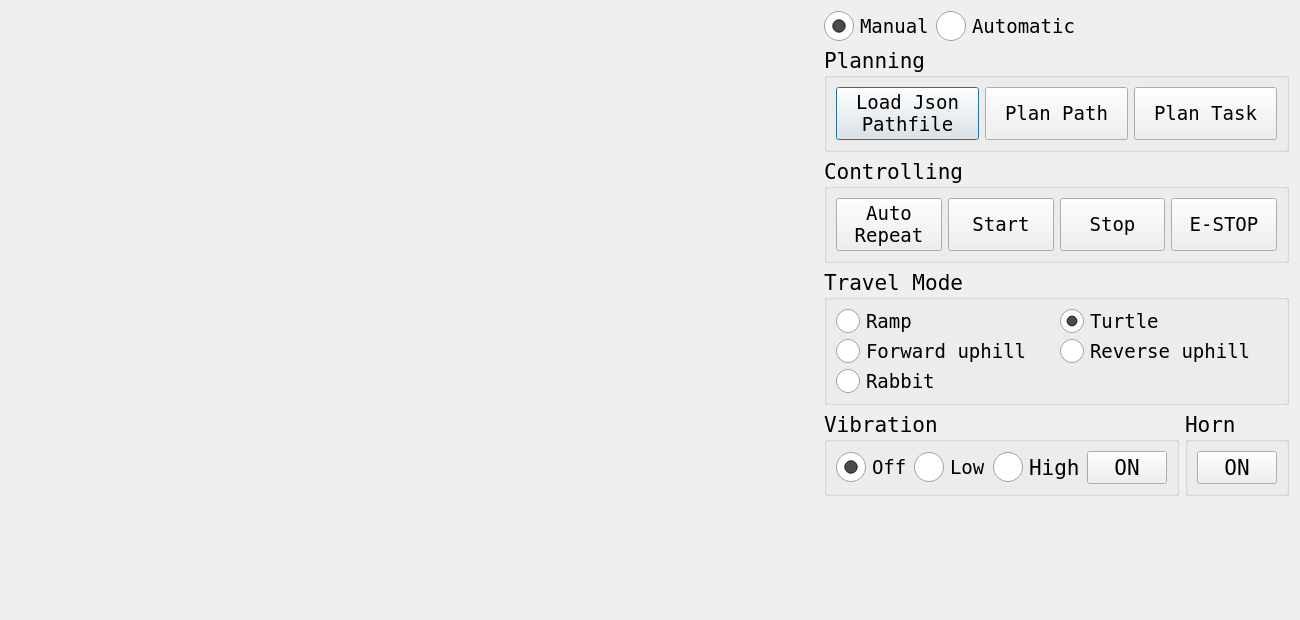
Qt form roller_control/localui.ui (sragin/roller_control) before a commit.
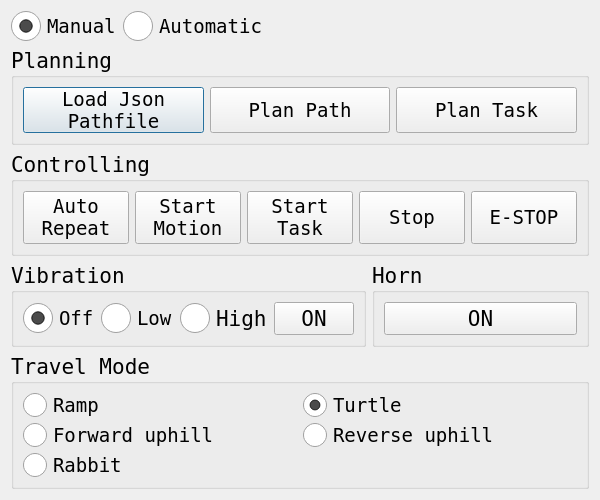
The same form after that commit.

The edit to the form file:
```diff
--- a/roller_control/localui.ui
+++ b/roller_control/localui.ui
@@ -6,63 +6,32 @@
    <rect>
     <x>0</x>
     <y>0</y>
-    <width>1300</width>
-    <height>620</height>
+    <width>600</width>
+    <height>500</height>
    </rect>
   </property>
   <property name="sizePolicy">
-   <sizepolicy hsizetype="Minimum" vsizetype="Minimum">
+   <sizepolicy hsizetype="Fixed" vsizetype="Fixed">
     <horstretch>0</horstretch>
     <verstretch>0</verstretch>
    </sizepolicy>
   </property>
   <property name="minimumSize">
    <size>
-    <width>1300</width>
-    <height>620</height>
+    <width>600</width>
+    <height>500</height>
    </size>
   </property>
   <property name="windowTitle">
    <string>Roller Control GUI</string>
   </property>
-  <layout class="QHBoxLayout" name="horizontalLayout_10">
-   <item>
-    <widget class="QLabel" name="label">
-     <property name="minimumSize">
-      <size>
-       <width>800</width>
-       <height>600</height>
-      </size>
-     </property>
-     <property name="text">
-      <string/>
-     </property>
-    </widget>
-   </item>
-   <item>
-    <spacer name="horizontalSpacer_2">
-     <property name="orientation">
-      <enum>Qt::Horizontal</enum>
-     </property>
-     <property name="sizeHint" stdset="0">
-      <size>
-       <width>40</width>
-       <height>20</height>
-      </size>
-     </property>
-    </spacer>
-   </item>
-   <item>
-    <layout class="QVBoxLayout" name="verticalLayout_3">
-     <property name="leftMargin">
-      <number>20</number>
-     </property>
+  <layout class="QVBoxLayout" name="verticalLayout">
      <item>
       <layout class="QHBoxLayout" name="horizontalLayout">
        <item>
         <widget class="QRadioButton" name="radioButtonManual">
          <property name="sizePolicy">
-          <sizepolicy hsizetype="Minimum" vsizetype="Minimum">
+        <sizepolicy hsizetype="Minimum" vsizetype="MinimumExpanding">
            <horstretch>0</horstretch>
            <verstretch>0</verstretch>
           </sizepolicy>
@@ -91,7 +60,7 @@
        <item>
         <widget class="QRadioButton" name="radioButtonAuto">
          <property name="sizePolicy">
-          <sizepolicy hsizetype="Minimum" vsizetype="Minimum">
+        <sizepolicy hsizetype="Minimum" vsizetype="MinimumExpanding">
            <horstretch>0</horstretch>
            <verstretch>0</verstretch>
           </sizepolicy>
@@ -130,7 +99,7 @@
       </layout>
      </item>
      <item>
-      <layout class="QHBoxLayout" name="horizontalLayout_11">
+    <layout class="QHBoxLayout" name="horizontalLayout_2">
        <item>
         <widget class="QGroupBox" name="groupBox">
          <property name="font">
@@ -146,11 +115,17 @@
           <item>
            <widget class="QPushButton" name="pushButtonLoadPathfile">
             <property name="sizePolicy">
-             <sizepolicy hsizetype="Minimum" vsizetype="Minimum">
+           <sizepolicy hsizetype="Minimum" vsizetype="MinimumExpanding">
               <horstretch>0</horstretch>
               <verstretch>0</verstretch>
              </sizepolicy>
             </property>
+          <property name="minimumSize">
+           <size>
+            <width>0</width>
+            <height>40</height>
+           </size>
+          </property>
             <property name="font">
              <font>
               <family>DejaVu Sans Mono</family>
@@ -166,7 +141,7 @@
           <item>
            <widget class="QPushButton" name="pushButtonPlanPath">
             <property name="sizePolicy">
-             <sizepolicy hsizetype="Minimum" vsizetype="Minimum">
+           <sizepolicy hsizetype="Minimum" vsizetype="MinimumExpanding">
               <horstretch>0</horstretch>
               <verstretch>0</verstretch>
              </sizepolicy>
@@ -185,7 +160,7 @@
           <item>
            <widget class="QPushButton" name="pushButtonPlanTask">
             <property name="sizePolicy">
-             <sizepolicy hsizetype="Minimum" vsizetype="Minimum">
+           <sizepolicy hsizetype="Minimum" vsizetype="MinimumExpanding">
               <horstretch>0</horstretch>
               <verstretch>0</verstretch>
              </sizepolicy>
@@ -207,7 +182,7 @@
       </layout>
      </item>
      <item>
-      <layout class="QHBoxLayout" name="horizontalLayout_2">
+    <layout class="QHBoxLayout" name="horizontalLayout_3">
        <item>
         <widget class="QGroupBox" name="groupBox_2">
          <property name="font">
@@ -223,7 +198,7 @@
           <item>
            <widget class="QPushButton" name="pushButtonRepeat">
             <property name="sizePolicy">
-             <sizepolicy hsizetype="Minimum" vsizetype="Minimum">
+           <sizepolicy hsizetype="Minimum" vsizetype="MinimumExpanding">
               <horstretch>0</horstretch>
               <verstretch>0</verstretch>
              </sizepolicy>
@@ -243,14 +218,46 @@
             </property>
            </widget>
           </item>
+        <item>
+         <widget class="QPushButton" name="pushButtonStartMotion">
+          <property name="sizePolicy">
+           <sizepolicy hsizetype="Minimum" vsizetype="MinimumExpanding">
+            <horstretch>0</horstretch>
+            <verstretch>0</verstretch>
+           </sizepolicy>
+          </property>
+          <property name="minimumSize">
+           <size>
+            <width>0</width>
+            <height>40</height>
+           </size>
+          </property>
+          <property name="font">
+           <font>
+            <family>DejaVu Sans Mono</family>
+            <pointsize>14</pointsize>
+           </font>
+          </property>
+          <property name="text">
+           <string>Start
+Motion</string>
+          </property>
+         </widget>
+        </item>
           <item>
            <widget class="QPushButton" name="pushButtonStartTask">
             <property name="sizePolicy">
-             <sizepolicy hsizetype="Minimum" vsizetype="Minimum">
+           <sizepolicy hsizetype="Minimum" vsizetype="MinimumExpanding">
               <horstretch>0</horstretch>
               <verstretch>0</verstretch>
              </sizepolicy>
             </property>
+          <property name="minimumSize">
+           <size>
+            <width>0</width>
+            <height>40</height>
+           </size>
+          </property>
             <property name="font">
              <font>
               <family>DejaVu Sans Mono</family>
@@ -258,14 +265,15 @@
              </font>
             </property>
             <property name="text">
-             <string>Start</string>
+           <string>Start
+Task</string>
             </property>
            </widget>
           </item>
           <item>
            <widget class="QPushButton" name="pushButtonStop">
             <property name="sizePolicy">
-             <sizepolicy hsizetype="Minimum" vsizetype="Minimum">
+           <sizepolicy hsizetype="Minimum" vsizetype="MinimumExpanding">
               <horstretch>0</horstretch>
               <verstretch>0</verstretch>
              </sizepolicy>
@@ -284,7 +292,7 @@
           <item>
            <widget class="QPushButton" name="pushButtonEStop">
             <property name="sizePolicy">
-             <sizepolicy hsizetype="Minimum" vsizetype="Minimum">
+           <sizepolicy hsizetype="Minimum" vsizetype="MinimumExpanding">
               <horstretch>0</horstretch>
               <verstretch>0</verstretch>
              </sizepolicy>
@@ -306,7 +314,112 @@
       </layout>
      </item>
      <item>
-      <layout class="QHBoxLayout" name="horizontalLayout_3">
+    <layout class="QHBoxLayout" name="horizontalLayout_6">
+     <item>
+      <widget class="QGroupBox" name="groupBox_3">
+       <property name="font">
+        <font>
+         <family>DejaVu Sans Mono</family>
+         <pointsize>16</pointsize>
+        </font>
+       </property>
+       <property name="title">
+        <string>Vibration</string>
+       </property>
+       <layout class="QHBoxLayout" name="horizontalLayout_7">
+        <item>
+         <widget class="QRadioButton" name="radioButtonVibrationOff">
+          <property name="font">
+           <font>
+            <family>DejaVu Sans Mono</family>
+            <pointsize>14</pointsize>
+           </font>
+          </property>
+          <property name="styleSheet">
+           <string notr="true">QRadioButton::indicator
+{
+	width : 30px;
+	height : 30px;
+}</string>
+          </property>
+          <property name="text">
+           <string>Off</string>
+          </property>
+          <property name="checked">
+           <bool>true</bool>
+          </property>
+         </widget>
+        </item>
+        <item>
+         <widget class="QRadioButton" name="radioButtonVibrationLow">
+          <property name="font">
+           <font>
+            <family>DejaVu Sans Mono</family>
+            <pointsize>14</pointsize>
+           </font>
+          </property>
+          <property name="styleSheet">
+           <string notr="true">QRadioButton::indicator
+{
+	width : 30px;
+	height : 30px;
+}</string>
+          </property>
+          <property name="text">
+           <string>Low</string>
+          </property>
+         </widget>
+        </item>
+        <item>
+         <widget class="QRadioButton" name="radioButtonVibrationHigh">
+          <property name="styleSheet">
+           <string notr="true">QRadioButton::indicator
+{
+	width : 30px;
+	height : 30px;
+}</string>
+          </property>
+          <property name="text">
+           <string>High</string>
+          </property>
+         </widget>
+        </item>
+        <item>
+         <widget class="QPushButton" name="pushButtonVibrationON">
+          <property name="text">
+           <string>ON</string>
+          </property>
+         </widget>
+        </item>
+       </layout>
+      </widget>
+     </item>
+     <item>
+      <widget class="QGroupBox" name="groupBox_4">
+       <property name="font">
+        <font>
+         <family>DejaVu Sans Mono</family>
+         <pointsize>16</pointsize>
+        </font>
+       </property>
+       <property name="title">
+        <string>Horn</string>
+       </property>
+       <layout class="QHBoxLayout" name="horizontalLayout_8">
+        <item>
+         <widget class="QPushButton" name="pushButtonHornOn">
+          <property name="text">
+           <string>ON</string>
+          </property>
+         </widget>
+        </item>
+       </layout>
+      </widget>
+     </item>
+    </layout>
+   </item>
+   <item>
+    <layout class="QHBoxLayout" name="horizontalLayout_10">
        <item>
         <widget class="QGroupBox" name="groupBox_6">
          <property name="font">
@@ -424,126 +537,6 @@
           </item>
          </layout>
         </widget>
-       </item>
-      </layout>
-     </item>
-     <item>
-      <layout class="QHBoxLayout" name="horizontalLayout_6">
-       <item>
-        <widget class="QGroupBox" name="groupBox_3">
-         <property name="font">
-          <font>
-           <family>DejaVu Sans Mono</family>
-           <pointsize>16</pointsize>
-          </font>
-         </property>
-         <property name="title">
-          <string>Vibration</string>
-         </property>
-         <layout class="QHBoxLayout" name="horizontalLayout_7">
-          <item>
-           <widget class="QRadioButton" name="radioButtonVibrationOff">
-            <property name="font">
-             <font>
-              <family>DejaVu Sans Mono</family>
-              <pointsize>14</pointsize>
-             </font>
-            </property>
-            <property name="styleSheet">
-             <string notr="true">QRadioButton::indicator
-{
-	width : 30px;
-	height : 30px;
-}</string>
-            </property>
-            <property name="text">
-             <string>Off</string>
-            </property>
-            <property name="checked">
-             <bool>true</bool>
-            </property>
-           </widget>
-          </item>
-          <item>
-           <widget class="QRadioButton" name="radioButtonVibrationLow">
-            <property name="font">
-             <font>
-              <family>DejaVu Sans Mono</family>
-              <pointsize>14</pointsize>
-             </font>
-            </property>
-            <property name="styleSheet">
-             <string notr="true">QRadioButton::indicator
-{
-	width : 30px;
-	height : 30px;
-}</string>
-            </property>
-            <property name="text">
-             <string>Low</string>
-            </property>
-           </widget>
-          </item>
-          <item>
-           <widget class="QRadioButton" name="radioButtonVibrationHigh">
-            <property name="styleSheet">
-             <string notr="true">QRadioButton::indicator
-{
-	width : 30px;
-	height : 30px;
-}</string>
-            </property>
-            <property name="text">
-             <string>High</string>
-            </property>
-           </widget>
-          </item>
-          <item>
-           <widget class="QPushButton" name="pushButtonVibrationON">
-            <property name="text">
-             <string>ON</string>
-            </property>
-           </widget>
-          </item>
-         </layout>
-        </widget>
-       </item>
-       <item>
-        <widget class="QGroupBox" name="groupBox_4">
-         <property name="font">
-          <font>
-           <family>DejaVu Sans Mono</family>
-           <pointsize>16</pointsize>
-          </font>
-         </property>
-         <property name="title">
-          <string>Horn</string>
-         </property>
-         <layout class="QHBoxLayout" name="horizontalLayout_8">
-          <item>
-           <widget class="QPushButton" name="pushButtonHornOn">
-            <property name="text">
-             <string>ON</string>
-            </property>
-           </widget>
-          </item>
-         </layout>
-        </widget>
-       </item>
-      </layout>
-     </item>
-     <item>
-      <spacer name="verticalSpacer">
-       <property name="orientation">
-        <enum>Qt::Vertical</enum>
-       </property>
-       <property name="sizeHint" stdset="0">
-        <size>
-         <width>20</width>
-         <height>40</height>
-        </size>
-       </property>
-      </spacer>
      </item>
     </layout>
    </item>
```
Lines whose indentation alone changed are shown as unchanged.
